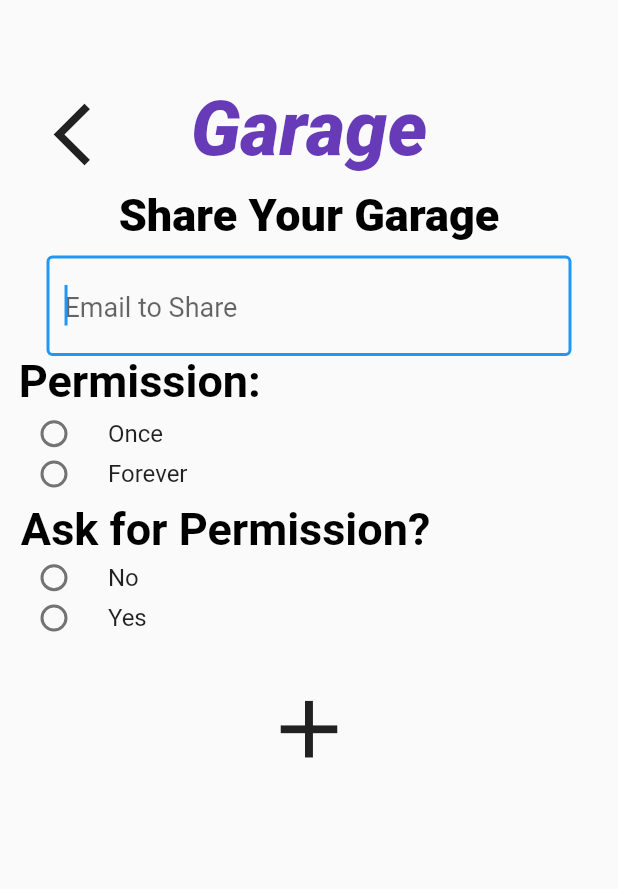
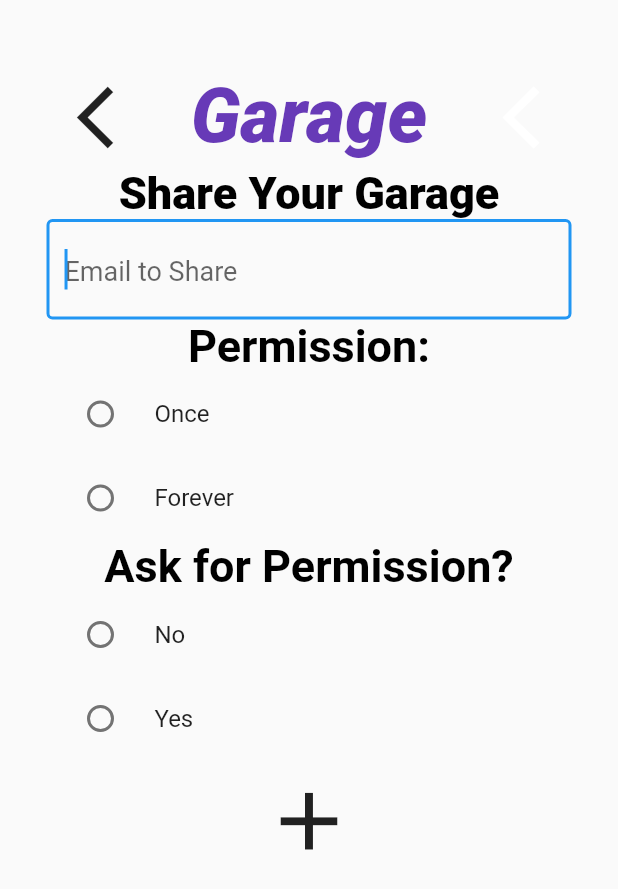
Before and after one commit to tvonsosen/smart-garage, a Flutter app: the screen it shows after launch, after a tap on the "ios share" icon, on a phone screen of 412 x 824 dp. Shown: the top 889 px of the screen. Run offline on Flutter 3.47's test engine with Material 2 defaults, Android fonts, the phone set to English and light mode, and no system bars.

Commit message:
My second commit

```diff
--- a/lib/main.dart
+++ b/lib/main.dart
@@ -61,8 +61,6 @@ class _SharePageState extends State<SharePage> {
     });
   }
 
-
-
   setSelectedRadio2(int val1) {
     setState(() {
       selectedRadio2 = val1;
@@ -73,55 +71,61 @@ class _SharePageState extends State<SharePage> {
   Widget build(BuildContext context) {
     return Scaffold(
       body: Container(
-          child: Align(
-        alignment: Alignment.center,
-        child: Stack(
+        margin: EdgeInsets.only(top: 45),
+        child: Column(
           children: <Widget>[
-            Align(
-                alignment: Alignment(0, -0.85),
-                child: Text('Garage', style: garageTitle)),
-            // * back button
-            Align(
-              alignment: Alignment(-0.91, -0.85),
-              child: IconButton(
+            Container(
+
+              child: Row(
+                mainAxisAlignment: MainAxisAlignment.center,
+                children: [
+                  IconButton(
                       icon: Icon(Icons.arrow_back_ios_sharp),
                       iconSize: 50,
                       onPressed: () {
                         Navigator.pop(context);
                       }),
+                  Container(
+                    margin: EdgeInsets.only(left: 30, right: 30),
+                    child: Text('Garage', style: garageTitle)),
+                  IconButton(
+                      icon: Icon(Icons.arrow_back_ios_sharp),
+                      color: Colors.white,
+                      iconSize: 50,
+                      onPressed: () {
+                        Navigator.pop(context);
+                      }),
+                  // * back button
+                ],
               ),
-            Align(
-                alignment: Alignment(0, -0.68),
-                child: Text('Share Your Garage', style: addButton)),
-            Align(
-              alignment: Alignment(0, -0.55),
-              child: Container(
+            ),
+            Container(
               width: 350,
-                  child: TextField(
+              child: Column(
+                children: [
+                  Text('Share Your Garage', style: addButton),
+
+                  TextField(
                       autofocus: true,
                       style: TextStyle(height: 1.5, fontSize: 18),
                       obscureText: false,
                       decoration: InputDecoration(
                         hintText: 'Email to Share',
                         border: OutlineInputBorder(),
-                      ))),
-            ),
-            Align(
-              alignment: Alignment(0, 0.2),
-              child: IconButton(
-                  icon: Icon(Icons.add),
-                  iconSize: 65,
-                  onPressed: () {
-                    print("Added");
-                  }),
-            ),
+                      )),
+
+
+
                   // * Radio buttons and their titles, permission time period/permission to use
-            Align(
-                alignment: Alignment(-0.9, -0.40),
-                child: Text('Permission:', style: switchButton)),
-            Align(
-              alignment: Alignment(-0.9, -0.32),
-              child: RadioListTile(
+                  Container(
+                    alignment: Alignment.centerLeft,
+
+                    child: Column(
+                      children: [
+
+                      Text('Permission:', style: switchButton),
+
+                      RadioListTile(
                           value: 1,
                           groupValue: selectedRadio,
                           activeColor: Colors.deepPurple,
@@ -131,10 +135,8 @@ class _SharePageState extends State<SharePage> {
                             setSelectedRadio(val);
                             //setSelecteedButton(val):
                           }),
-            ),
-            Align(
-              alignment: Alignment(-0.9, -0.25),
-              child: RadioListTile(
+
+                      RadioListTile(
                         value: 2,
                         groupValue: selectedRadio,
                         activeColor: Colors.deepPurple,
@@ -144,13 +146,9 @@ class _SharePageState extends State<SharePage> {
                           setSelectedRadio(val);
                         },
                       ),
-            ),
-            Align(
-                alignment: Alignment(-0.8, -0.15),
-                child: Text('Ask for Permission?', style: switchButton)),
-            Align(
-              alignment: Alignment(-0.9, -0.07),
-              child: RadioListTile(
+
+                      Text('Ask for Permission?', style: switchButton),
+                      RadioListTile(
                           value: 3,
                           groupValue: selectedRadio2,
                           activeColor: Colors.deepPurple,
@@ -158,12 +156,9 @@ class _SharePageState extends State<SharePage> {
                           onChanged: (val1) {
                             print(val1);
                             setSelectedRadio2(val1);
-                    //setSelecteedButton(val):
                           }),
-            ),
-            Align(
-              alignment: Alignment(-0.9, 0),
-              child: RadioListTile(
+
+                      RadioListTile(
                         value: 4,
                         groupValue: selectedRadio2,
                         activeColor: Colors.deepPurple,
@@ -173,10 +168,20 @@ class _SharePageState extends State<SharePage> {
                           setSelectedRadio2(val1);
                     },
                   ),
+                       ], ),
+                  ),
+                  IconButton(
+                      icon: Icon(Icons.add),
+                      iconSize: 65,
+                      onPressed: () {
+                        print("Added");
+                      }),
+                ],
+              ),
             ),
           ],
         ),
-      )),
+      ),
     );
   }
 }
--- a/lib/screens/homepage.dart
+++ b/lib/screens/homepage.dart
@@ -1,47 +1,48 @@
 import 'package:flutter/material.dart';
 import 'package:smart_garage/style/global.dart';
+import 'package:smart_garage/style/pieces.dart';
 import 'package:smart_garage/functions/functions.dart';
+
 
 homePage(BuildContext context) {
   return Container(
-    child: Align(
-      alignment: Alignment.center,
-      child: Stack(
-        children: <Widget>[
-          //Text('Garage', style: garageTitle),
-          Align(
-              alignment: Alignment(0, -0.85),
-              child: Text('Garage', style: garageTitle)),
-// ! garage open/closed button
-          Align(
-            alignment: Alignment.center,
-            child: MaterialButton(
-                height: 300,
-                color: Colors.white12,
-                minWidth: 300,
-                shape: StadiumBorder(),
-                child: Text(buttonStatus(), style: garageButton),
-                splashColor: Colors.grey,
-                onPressed: () {
-                  changeGarageStatus();
-                }),
-          ),
-          // * share button to navigate to share page
-          Align(
-            alignment: Alignment(0.925, -0.875),
-            child: IconButton(
+    width: MediaQuery.of(context).size.width,
+
+    child: Column(
+      children: <Widget>[
+        Container(
+          margin: EdgeInsets.only(top:45),
+          child: Row(
+            mainAxisAlignment: MainAxisAlignment.center,
+            children: [
+              IconButton(iconSize: 55, icon: Icon(Icons.settings)),
+              Container(
+                margin: EdgeInsets.only(left: 30, right: 30),
+                child: Text('Garage', style: garageTitle)),
+              IconButton(
                 icon: Icon(Icons.ios_share),
                 iconSize: 55,
                 onPressed: () {
                   navigateToSharePage(context);
-                }),
+              }),
+            ],
           ),
-          Align(
-            alignment: Alignment(-0.925, -0.875),
-            child: IconButton(iconSize: 55, icon: Icon(Icons.settings)),
-          ),
-        ],
-      ),
+        ),
+
+        Container(
+          margin: EdgeInsets.only(top:60),
+          child: garageStatus(2),
+        ),
+        Container(
+          margin: EdgeInsets.only(top:25),
+          child: openButton(2),
+        ),
+
+
+
+
+
+      ],
     ),
   );
 }
--- a/lib/style/global.dart
+++ b/lib/style/global.dart
@@ -31,3 +31,10 @@ TextStyle switchButton = TextStyle(
   color: Colors.black,
   fontWeight: FontWeight. w700,
 );
+TextStyle currentStatusStyle = TextStyle(
+    fontSize: 20,
+    fontFamily: 'Roboto',
+    color: Colors.black,
+    fontWeight: FontWeight.w900,
+    fontStyle: FontStyle.normal
+);
--- /dev/null
+++ b/lib/style/pieces.dart
@@ -0,0 +1,104 @@
+import 'package:flutter/material.dart';
+import 'package:smart_garage/style/global.dart';
+import 'package:smart_garage/functions/functions.dart';
+
+openButton(int buttonStatus){
+  if (buttonStatus == 1){
+    return MaterialButton(
+      height: 300,
+      color: Colors.white12,
+      minWidth: 300,
+      shape: StadiumBorder(),
+      child: Text("OPEN", style: garageButton),
+      splashColor: Colors.grey,
+      onPressed: () {
+        changeGarageStatus();
+    });
+  }
+
+
+  else if (buttonStatus == 2){
+    return MaterialButton(
+      height: 300,
+      color: Colors.white12,
+      minWidth: 300,
+      shape: StadiumBorder(),
+      child: Text("CLOSE", style: garageButton),
+      splashColor: Colors.grey,
+      onPressed: () {
+        changeGarageStatus();
+    });
+  }
+
+
+  else{
+    return MaterialButton(
+      height: 300,
+      color: Colors.white12,
+      minWidth: 300,
+      shape: StadiumBorder(),
+      child: Text("ERROR", style: garageButton),
+      splashColor: Colors.grey,
+    );
+  }
+
+
+
+}
+
+
+
+
+
+
+garageStatus(int garageStatus){
+  if(garageStatus == 1){
+    return Row(
+      mainAxisAlignment: MainAxisAlignment.center,
+      children:[
+        Container(
+          width: 20,
+          height: 20,
+          margin: EdgeInsets.all(10.0),
+          decoration: BoxDecoration(
+            color: Colors.green,
+            shape: BoxShape.circle
+          ),
+        ),
+        Text("Current Status: Closed", style: currentStatusStyle),
+      ]
+    );
+  }
+  else if(garageStatus == 2){
+    return Row(
+      mainAxisAlignment: MainAxisAlignment.center,
+      children:[
+        Container(
+          width: 20,
+          height: 20,
+          margin: EdgeInsets.all(10.0),
+          decoration: BoxDecoration(
+            color: Colors.red,
+            shape: BoxShape.circle
+          ),
+        ),
+        Text("Current Status: Open", style: currentStatusStyle),
+      ]
+    );  }
+  else{
+    return Row(
+      mainAxisAlignment: MainAxisAlignment.center,
+      children:[
+        Container(
+          width: 20,
+          height: 20,
+          margin: EdgeInsets.all(10.0),
+          decoration: BoxDecoration(
+            color: Colors.orange,
+            shape: BoxShape.circle
+          ),
+        ),
+        Text("Current Status: Unknown", style: currentStatusStyle),
+      ]
+    );  }
+}
```
Lines whose indentation alone changed are shown as unchanged.
